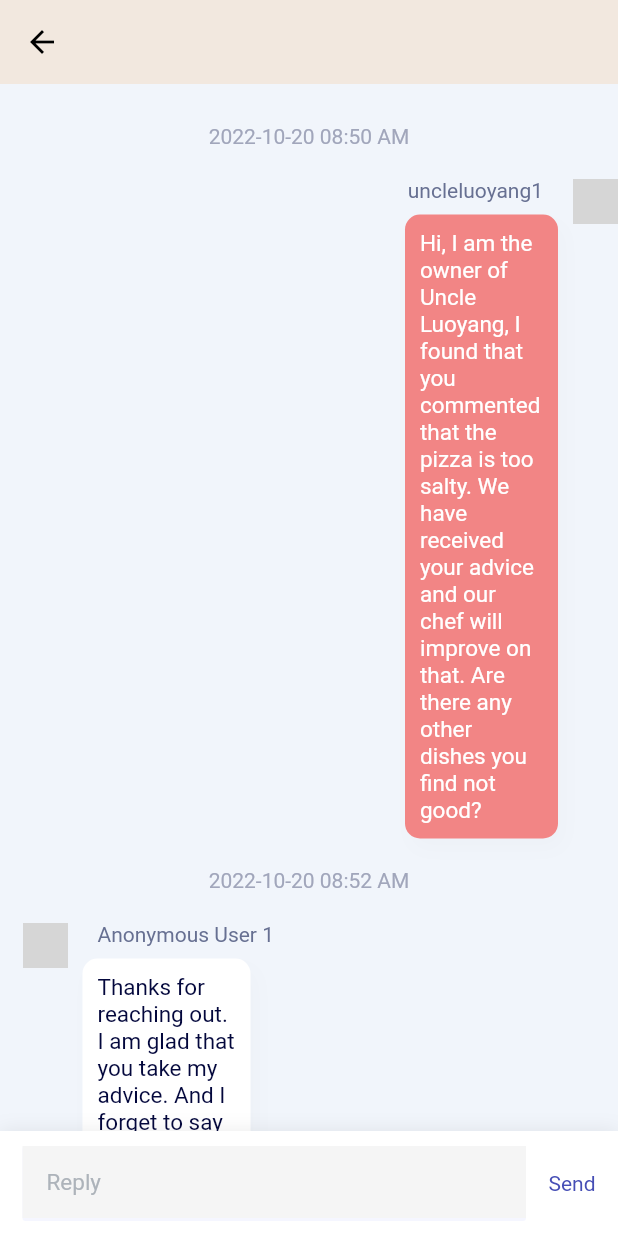
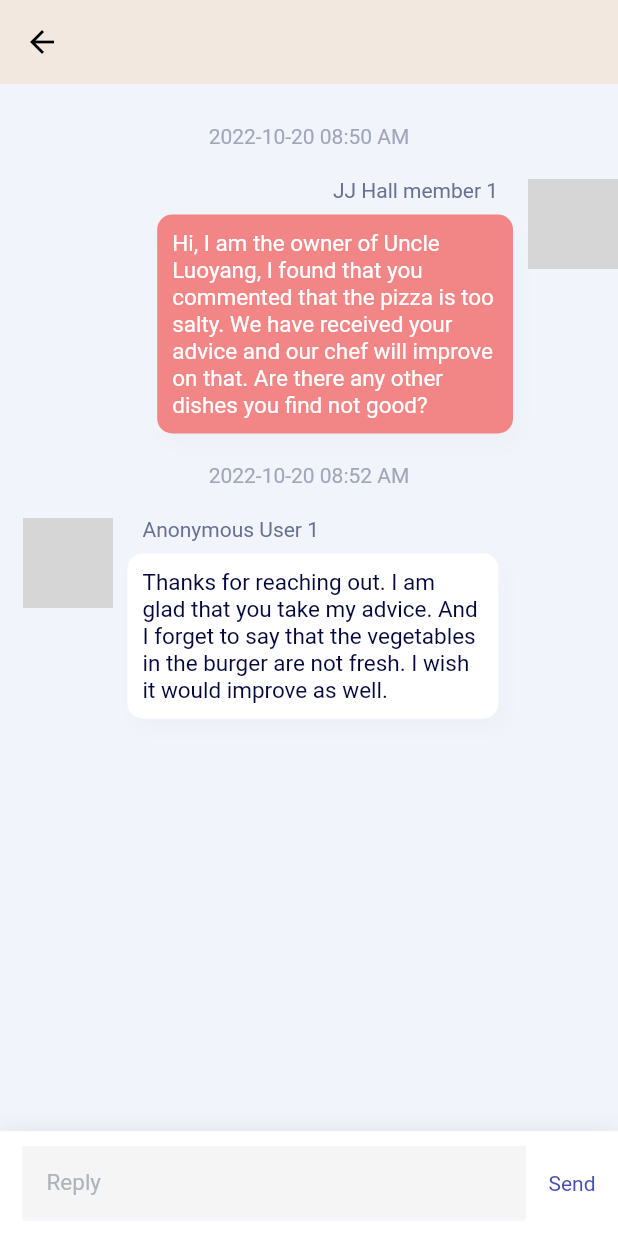
Before and after one commit to foodfyi/foodfyi_frontend, a Flutter app: the ChatDetail screen opened directly with empty values, on a phone screen of 412 x 824 dp. Run offline on Flutter 3.47's test engine with Material 2 defaults, Android fonts, the phone set to English and light mode, and no system bars; our stand-ins replace flutter_rating_bar, flutter_svg, image_picker; network calls fail; grey boxes are pictures that could not be loaded.

Commit message:
fix chat list overflow issue (#16)

```diff
--- a/lib/constants.dart
+++ b/lib/constants.dart
@@ -260,7 +260,7 @@ final Map<int, List<Message>> mockMessages = {
         id: 0,
         fromId: 1,
         direction: 0,
-        userName: "uncleluoyang1",
+        userName: mockMerchant.name,
         text:
             "Hi, I am the owner of Uncle Luoyang, I found that you commented that the pizza is too salty. We have received your advice and our chef will improve on that. Are there any other dishes you find not good?",
         time: "2022-10-20 08:50 AM",
@@ -280,7 +280,7 @@ final Map<int, List<Message>> mockMessages = {
         id: 2,
         fromId: 1,
         direction: 0,
-        userName: "uncleluoyang1",
+        userName: mockMerchant.name,
         text:
             "Hi, I am the owner of Uncle Luoyang, I found that you commented that the pizza is too salty. We have received your advice and our chef will improve on that. Are there any other dishes you find not good?",
         time: "2022-10-20 08:50 AM",
--- a/lib/pages/chat/chat_detail.dart
+++ b/lib/pages/chat/chat_detail.dart
@@ -27,7 +27,7 @@ class _ChatDetailState extends State<ChatDetail> {
 
   @override
   Widget build(BuildContext context) {
-    contentMaxWidth = MediaQuery.of(context).size.width - 300;
+    contentMaxWidth = MediaQuery.of(context).size.width * 0.6;
     return Scaffold(
       appBar: AppBar(
         leading: IconButton(
@@ -170,8 +170,6 @@ class _ChatDetailState extends State<ChatDetail> {
               children: <Widget>[
                 Container(
                   alignment: Alignment.center,
-                  width: 30,
-                  height: 30,
                   child: ClipRRect(
                     borderRadius: border,
                     child: Image.network(
@@ -259,8 +257,6 @@ class _ChatDetailState extends State<ChatDetail> {
             children: <Widget>[
               Container(
                 alignment: Alignment.center,
-                width: 30,
-                height: 30,
                 child: ClipRRect(
                   borderRadius: border,
                   child: Image.network(
@@ -355,7 +351,7 @@ class _ChatDetailState extends State<ChatDetail> {
           id: mockMessages[widget.userId]!.length,
           fromId: 1,
           direction: 0,
-          userName: "uncleluoyang1",
+          userName: mockMerchant.name,
           text: content,
           time: time,
           avatarUrl: "/assets/images/merchant-member.png"));
```
Also changed, not shown: lib/pages/chat/chat_list.dart (+25 -51 lines).
